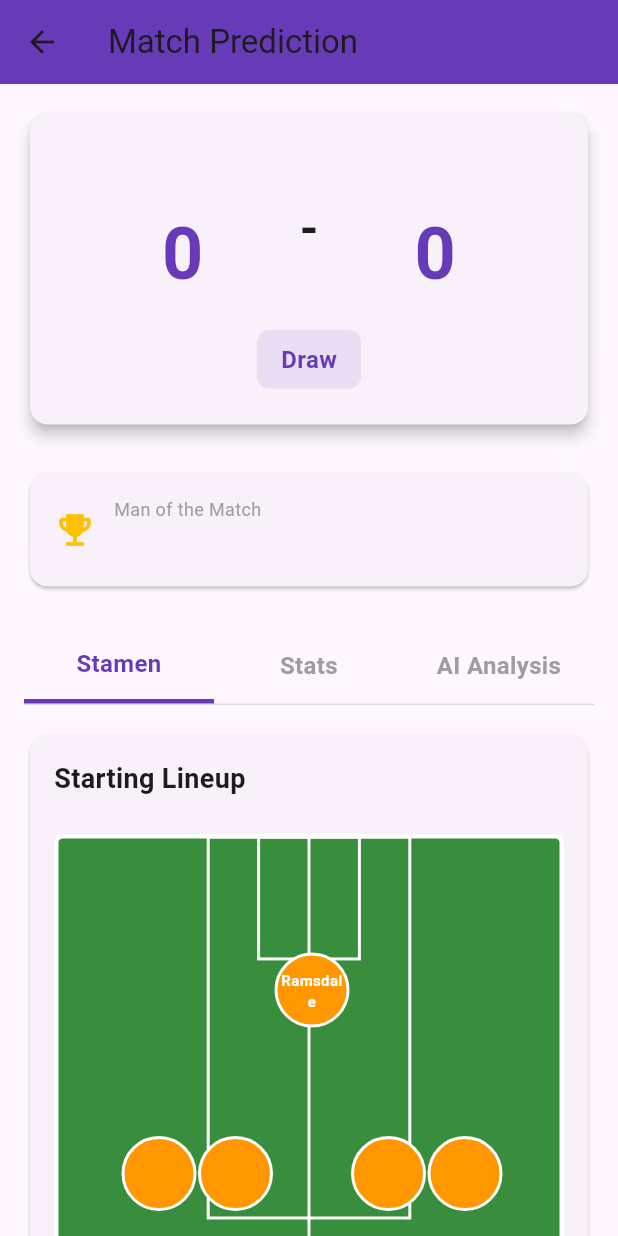
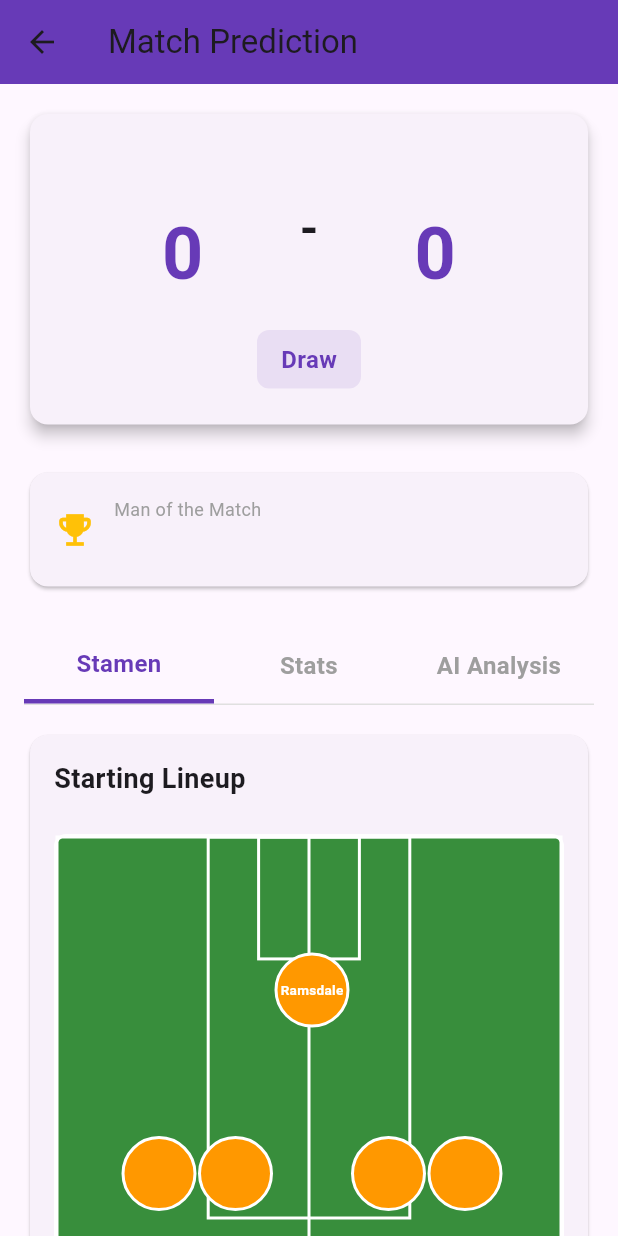
Before and after one commit to columbus0370/Internal, a Flutter app: the PredictionResultScreen screen opened directly with empty values, on a phone screen of 412 x 824 dp. Run offline on Flutter 3.47's test engine with Material 3 defaults, Android fonts, the phone set to English and light mode, and no system bars; our stand-ins replace flutter_svg.

Commit message:
Fix player name display in formation circles
- Increase font size to 12
- Add FittedBox for auto-scaling text to fit circles
- Add padding for better spacing
- Ensures all player names are visible regardless of length

```diff
--- a/epl_match_simulator/lib/screens/prediction_result_screen.dart
+++ b/epl_match_simulator/lib/screens/prediction_result_screen.dart
@@ -372,16 +372,22 @@ class _PredictionResultScreenState extends State<PredictionResultScreen> {
             ),
           ),
           child: Center(
+            child: Padding(
+              padding: const EdgeInsets.all(2),
+              child: FittedBox(
+                fit: BoxFit.scaleDown,
                 child: Text(
                   player['name']!.split(' ').last,
                   textAlign: TextAlign.center,
                   style: const TextStyle(
                     color: Colors.white,
                     fontWeight: FontWeight.bold,
-                fontSize: 10,
+                    fontSize: 12,
                   ),
                   maxLines: 2,
                   overflow: TextOverflow.ellipsis,
+                ),
+              ),
             ),
           ),
         ),
@@ -419,16 +425,22 @@ class _PredictionResultScreenState extends State<PredictionResultScreen> {
             ),
           ),
           child: Center(
+            child: Padding(
+              padding: const EdgeInsets.all(2),
+              child: FittedBox(
+                fit: BoxFit.scaleDown,
                 child: Text(
                   player['name']!.split(' ').last,
                   textAlign: TextAlign.center,
                   style: const TextStyle(
                     color: Colors.white,
                     fontWeight: FontWeight.bold,
-                fontSize: 10,
+                    fontSize: 12,
                   ),
                   maxLines: 2,
                   overflow: TextOverflow.ellipsis,
+                ),
+              ),
             ),
           ),
         ),
```
Lines whose indentation alone changed are shown as unchanged.
